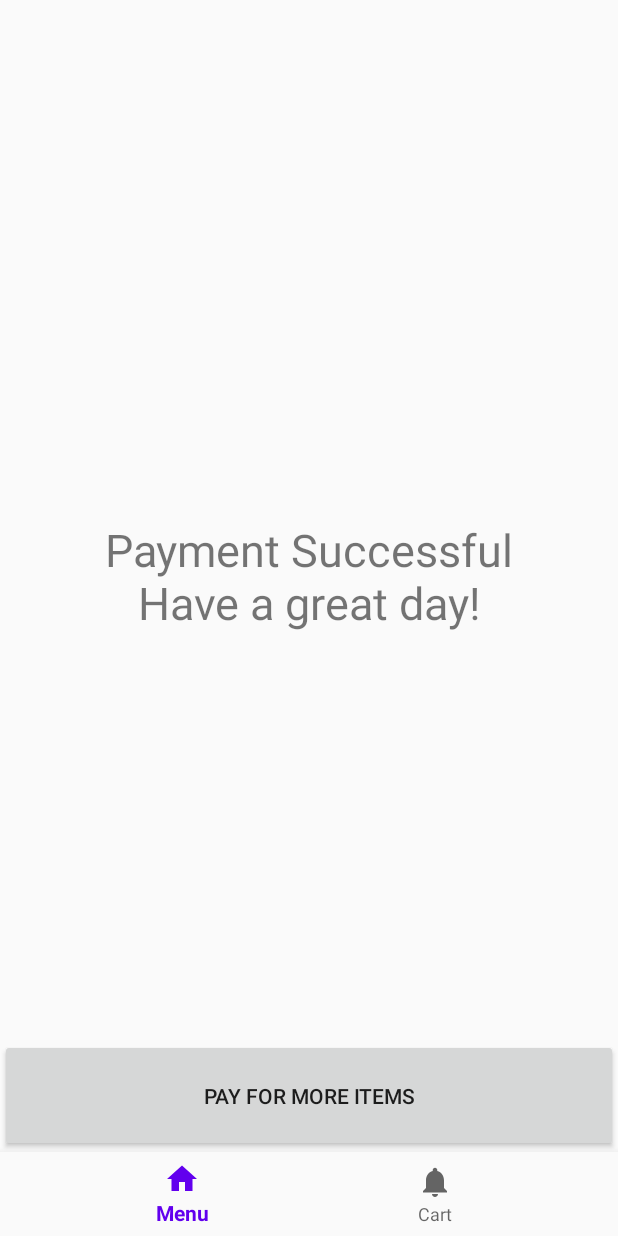
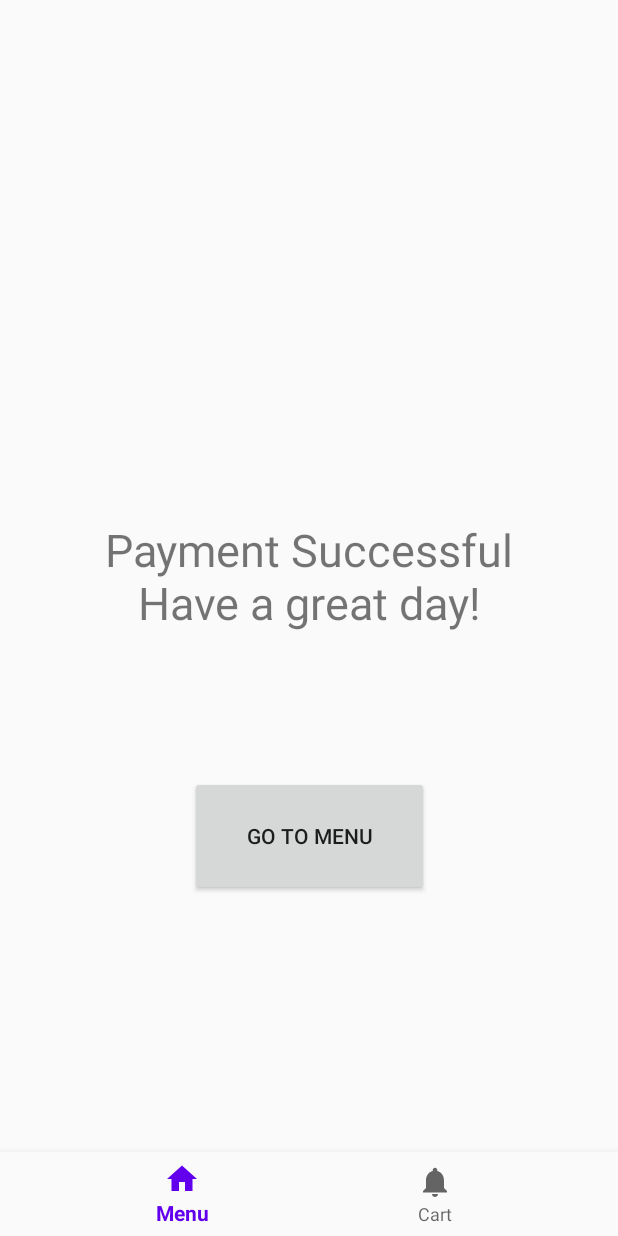
Before and after one commit to efeberkeevci/CPEN321-ModernWaiter, an Android app: the PostPaymentFragment screen opened through its navigation route, on a phone screen of 412 x 824 dp. Run offline under Robolectric (Android 15) with nearby library versions, the phone set to English and light mode, and no system bars; our stand-ins replace Picasso, Volley, navigation-ui; network calls fail; pictures from the network do not load.

Commit message:
Fixed refreshing the bill after paying

```diff
--- a/FrontEnd/app/src/main/java/com/cpen321/modernwaiter/customer/application/TableSession.java
+++ b/FrontEnd/app/src/main/java/com/cpen321/modernwaiter/customer/application/TableSession.java
@@ -303,8 +303,10 @@ public class TableSession implements SessionInterface {
                     }
                     Collections.sort(orderList);
 
-                    for (MenuItem menuItem : updatedBillMap.keySet()) {
-                        orderedItems.replace(menuItem, updatedBillMap.get(menuItem));
+                    for (MenuItem menuItem : getBill().keySet()) {
+                        if (updatedBillMap.containsKey(menuItem))
+                            orderedItems.replace(menuItem, updatedBillMap.get(menuItem));
+                        else orderedItems.replace(menuItem, 0);
                     }
 
                     refreshBillFragment();
--- a/FrontEnd/app/src/main/java/com/cpen321/modernwaiter/customer/ui/payment/PostPaymentFragment.java
+++ b/FrontEnd/app/src/main/java/com/cpen321/modernwaiter/customer/ui/payment/PostPaymentFragment.java
@@ -27,14 +27,16 @@ public class PostPaymentFragment extends Fragment {
 
         Button pay_per_item = view.findViewById(R.id.pay_again_button);
         Button go_to_menu = view.findViewById(R.id.go_to_menu_button);
-        if (tableSession.getOrderList().isEmpty())
-            go_to_menu.setVisibility(View.INVISIBLE);
-        else pay_per_item.setVisibility(View.INVISIBLE);
+
+        // TODO: Removed tha bodging
+        //if (tableSession.getOrderList().isEmpty())
+         //   go_to_menu.setVisibility(View.INVISIBLE);
+        //else pay_per_item.setVisibility(View.INVISIBLE);
+        pay_per_item.setVisibility(View.INVISIBLE);
 
         go_to_menu.setOnClickListener(new View.OnClickListener() {
             @Override
             public void onClick(View view) {
-                // TODO: START A NEW ACTIVITY
                 Navigation.findNavController(view).navigate(R.id.action_navigation_post_payment_to_navigation_menu);
             }
         });
--- a/FrontEnd/app/src/main/java/com/cpen321/modernwaiter/customer/ui/payment/StripePaymentController.java
+++ b/FrontEnd/app/src/main/java/com/cpen321/modernwaiter/customer/ui/payment/StripePaymentController.java
@@ -101,6 +101,7 @@ public class StripePaymentController {
             bodyFields.put("paymentMethodId", paymentMethodId);
             bodyFields.put("currency", "cad");
             bodyFields.put("orderAmount", String.valueOf(totalAmount));
+            bodyFields.put("orderId", String.valueOf(tableSession.getOrderId()));
         } else {
             bodyFields.put("paymentIntentId", null);
         }
```
